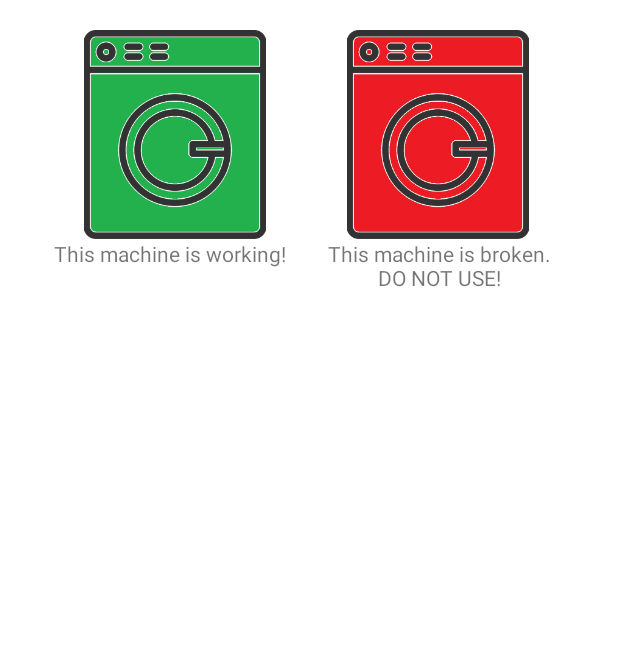
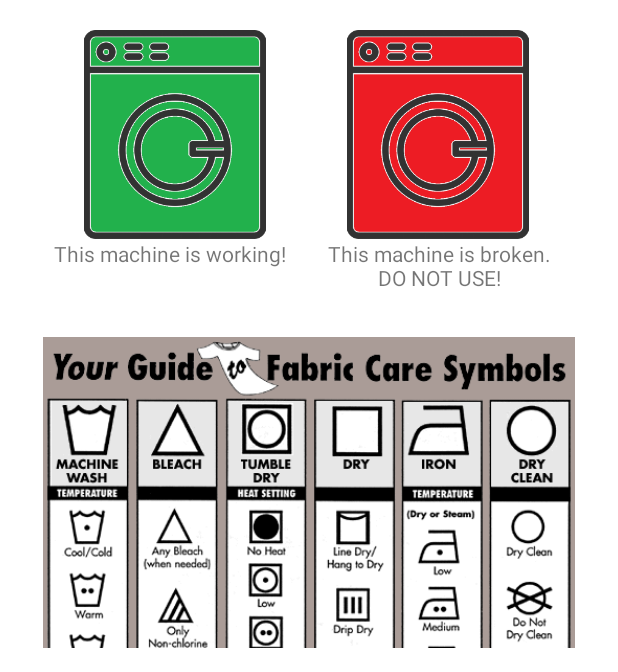
Before and after one commit to JRWatson2013/LaundryBuddy, an Android app: the screen it shows after launch (Main), tab 3 chosen, on a phone screen of 412 x 824 dp, the part 564-1236 px from its top. Run offline under Robolectric (Android 15) with nearby library versions, the light colour scheme and no system bars; our stand-ins replace Volley.

Commit message:
added care symbol guide to instructions

```diff
--- a/app/src/main/res/layout/fragment_instructions.xml
+++ b/app/src/main/res/layout/fragment_instructions.xml
@@ -74,7 +74,16 @@
                     android:layout_height="wrap_content"
                     android:id="@+id/bad_example_label"
                     android:layout_weight="1" />
+
             </LinearLayout>
+
+            <ImageView
+                android:layout_width="match_parent"
+                android:layout_height="511dp"
+                app:srcCompat="@drawable/washing_guide"
+                android:id="@+id/imageView2"
+                android:paddingTop="30dp" />
+
         </LinearLayout>
     </ScrollView>
 </RelativeLayout>
```
Also changed, not shown: app/src/main/res/drawable-hdpi/washing_guide.gif (added), app/src/main/res/drawable-mdpi/washing_guide.gif (added), app/src/main/res/drawable-xhdpi/washing_guide.gif (added), app/src/main/res/drawable-xxhdpi/washing_guide.gif (added).
